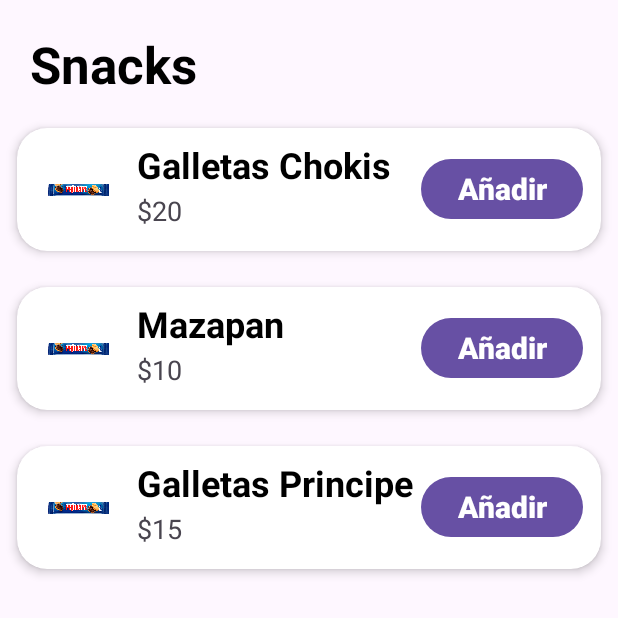
After one commit to Daniel-taco/CafeterITA, an Android app: the Snacks screen opened directly, with no data from a screen before it, on a phone screen of 412 x 824 dp, the top half of it. The commit adds this screen. Run offline under Robolectric (Android 15) with nearby library versions, the light colour scheme and no system bars.

Commit message:
Una lista de Snacks con valores establecidos

```diff
--- a/app/build.gradle.kts
+++ b/app/build.gradle.kts
@@ -39,6 +39,9 @@
     implementation("com.google.firebase:firebase-analytics")
     implementation("com.google.firebase:firebase-auth")
 
+    implementation("androidx.recyclerview:recyclerview:1.3.2")
+    implementation("androidx.cardview:cardview:1.0.0")
+
     testImplementation("junit:junit:4.13.2")
     androidTestImplementation("androidx.test.ext:junit:1.1.5")
     androidTestImplementation("androidx.test.espresso:espresso-core:3.5.1")
--- a/app/src/main/AndroidManifest.xml
+++ b/app/src/main/AndroidManifest.xml
@@ -13,8 +13,11 @@
         android:theme="@style/Theme.CafeterITA"
         tools:targetApi="31">
         <activity
+            android:name=".Snacks"
+            android:exported="false" />
+        <activity
             android:name=".SplashScreen"
-            android:exported="true" >
+            android:exported="true">
             <intent-filter>
                 <action android:name="android.intent.action.MAIN" />
 
@@ -23,8 +26,7 @@
         </activity>
         <activity
             android:name=".Login"
-            android:exported="false">
-        </activity>
+            android:exported="false"></activity>
     </application>
 
 </manifest>
--- /dev/null
+++ b/app/src/main/java/com/example/cafeterita/ListAdapter.java
@@ -0,0 +1,56 @@
+package com.example.cafeterita;
+
+import android.content.Context;
+import android.view.LayoutInflater;
+import android.view.View;
+import android.view.ViewGroup;
+import android.widget.ImageView;
+import android.widget.TextView;
+
+import androidx.recyclerview.widget.RecyclerView;
+
+import java.util.List;
+
+public class ListAdapter extends RecyclerView.Adapter<ListAdapter.ViewHolder>{
+    private List<ListElement> mData;
+    private LayoutInflater mInflater;
+    private Context context;
+    public ListAdapter(List<ListElement> itemList, Context context) {
+        this.mInflater = LayoutInflater.from(context);
+        this.context = context;
+        this.mData = itemList;
+    }
+
+    @Override
+    public int getItemCount() {return mData.size(); }
+
+    @Override
+    public ListAdapter.ViewHolder onCreateViewHolder(ViewGroup parent, int ViewType) {
+        View view = mInflater.inflate(R.layout.list_element, null);
+        return new ListAdapter.ViewHolder(view);
+    }
+
+    @Override
+    public void onBindViewHolder (final ListAdapter.ViewHolder holder, final int position) {
+        holder.bindData(mData.get(position));
+    }
+
+    public void setItems(List<ListElement> items) {mData= items;}
+
+    public class ViewHolder extends RecyclerView.ViewHolder{
+        ImageView iconImage;
+        TextView name, price;
+
+        ViewHolder(View itemView){
+            super(itemView);
+            iconImage = itemView.findViewById(R.id.iconImageView);
+            name = itemView.findViewById(R.id.nameTextView);
+            price = itemView.findViewById(R.id.priceTextView);
+        }
+
+        void bindData(final ListElement item) {
+            name.setText(item.getName());
+            price.setText(item.getPrice());
+        }
+    }
+}
--- /dev/null
+++ b/app/src/main/java/com/example/cafeterita/ListElement.java
@@ -0,0 +1,27 @@
+package com.example.cafeterita;
+
+public class ListElement {
+    public String name;
+    public String price;
+
+    public ListElement(String name, String price) {
+        this.name = name;
+        this.price = price;
+    }
+
+    public String getName() {
+        return name;
+    }
+
+    public void setName(String name) {
+        this.name = name;
+    }
+
+    public String getPrice() {
+        return price;
+    }
+
+    public void setPrice(String price) {
+        this.price = price;
+    }
+}
--- a/app/src/main/java/com/example/cafeterita/Login.java
+++ b/app/src/main/java/com/example/cafeterita/Login.java
@@ -1,6 +1,8 @@
 package com.example.cafeterita;
 
 import androidx.appcompat.app.AppCompatActivity;
+
+import android.content.Intent;
 import android.os.Bundle;
 import android.view.View;
 import android.widget.Button;
@@ -58,6 +60,8 @@
                             Toast.makeText(Login.this, "El usuario ha iniciado sesión con éxito", Toast.LENGTH_SHORT).show();
                             // El usuario ha iniciado sesión con éxito.
                             // Puedes redirigirlo a la siguiente actividad o realizar otras acciones.
+                            Intent intent = new Intent(Login.this, Snacks.class);
+                            startActivity(intent);
                         } else {
                             Toast.makeText(Login.this, "El inicio de sesión ha fallado. " + task.getException().getMessage(), Toast.LENGTH_SHORT).show();
                             // El inicio de sesión ha fallado. Puedes obtener más información con task.getException().
--- /dev/null
+++ b/app/src/main/java/com/example/cafeterita/Snacks.java
@@ -0,0 +1,36 @@
+package com.example.cafeterita;
+
+import androidx.appcompat.app.AppCompatActivity;
+import androidx.recyclerview.widget.LinearLayoutManager;
+import androidx.recyclerview.widget.RecyclerView;
+
+import android.os.Bundle;
+
+import java.util.ArrayList;
+import java.util.List;
+
+public class Snacks extends AppCompatActivity {
+
+    List<ListElement> elements;
+
+    @Override
+    protected void onCreate(Bundle savedInstanceState) {
+        super.onCreate(savedInstanceState);
+        setContentView(R.layout.activity_snacks);
+
+        init();
+    }
+
+    public void init() {
+        elements = new ArrayList<>();
+        elements.add(new ListElement("Galletas Chokis", "$20"));
+        elements.add(new ListElement("Mazapan", "$10"));
+        elements.add(new ListElement("Galletas Principe", "$15"));
+
+        ListAdapter listAdapter = new ListAdapter(elements, this);
+        RecyclerView recyclerView = findViewById(R.id.listRecyclerView);
+        recyclerView.setHasFixedSize(true);
+        recyclerView.setLayoutManager(new LinearLayoutManager(this));
+        recyclerView.setAdapter(listAdapter);
+    }
+}
--- a/app/src/main/res/layout/activity_login.xml
+++ b/app/src/main/res/layout/activity_login.xml
@@ -11,15 +11,16 @@
         android:id="@+id/btn_registro"
         android:layout_width="288dp"
         android:layout_height="wrap_content"
-        android:layout_marginTop="64dp"
-        android:background="#1B3A57"
+        android:layout_marginTop="8dp"
+        android:background="#A71CE3"
         android:text="@string/btnregister"
         android:textColor="@color/white"
-        android:textColorHighlight="#3A78F3"
+        android:textColorHighlight="#0A3DA3"
+        app:backgroundTint="#0E6FBC"
         app:layout_constraintEnd_toEndOf="parent"
-        app:layout_constraintHorizontal_bias="0.495"
+        app:layout_constraintHorizontal_bias="0.487"
         app:layout_constraintStart_toStartOf="parent"
-        app:layout_constraintTop_toBottomOf="@+id/editText_Pass" />
+        app:layout_constraintTop_toBottomOf="@+id/btn_inicio" />
 
     <ImageView
         android:id="@+id/imageView2"
@@ -68,6 +69,7 @@
         android:background="#1A73E8"
         android:text="@string/btnlogin"
         android:textColor="@color/white"
+        app:backgroundTint="#0E6FBC"
         app:layout_constraintEnd_toEndOf="parent"
         app:layout_constraintHorizontal_bias="0.495"
         app:layout_constraintStart_toStartOf="parent"
--- /dev/null
+++ b/app/src/main/res/layout/activity_snacks.xml
@@ -0,0 +1,34 @@
+<?xml version="1.0" encoding="utf-8"?>
+<androidx.constraintlayout.widget.ConstraintLayout xmlns:android="http://schemas.android.com/apk/res/android"
+    xmlns:app="http://schemas.android.com/apk/res-auto"
+    xmlns:tools="http://schemas.android.com/tools"
+    android:layout_width="match_parent"
+    android:layout_height="match_parent"
+    tools:context=".Snacks">
+
+    <TextView
+        android:id="@+id/titleTextView"
+        android:layout_width="wrap_content"
+        android:layout_height="wrap_content"
+        android:layout_marginStart="20dp"
+        android:layout_marginTop="20dp"
+        android:text="Snacks"
+        android:textColor="@color/black"
+        android:textSize="34sp"
+        android:textStyle="bold"
+        app:layout_constraintStart_toStartOf="parent"
+        app:layout_constraintTop_toTopOf="parent" />
+
+    <androidx.recyclerview.widget.RecyclerView
+        android:id="@+id/listRecyclerView"
+        android:layout_width="0dp"
+        android:layout_height="0dp"
+        android:layout_marginStart="1dp"
+        android:layout_marginTop="8dp"
+        android:layout_marginEnd="1dp"
+        android:layout_marginBottom="1dp"
+        app:layout_constraintBottom_toBottomOf="parent"
+        app:layout_constraintEnd_toEndOf="parent"
+        app:layout_constraintStart_toStartOf="parent"
+        app:layout_constraintTop_toBottomOf="@+id/titleTextView" />
+</androidx.constraintlayout.widget.ConstraintLayout>
--- /dev/null
+++ b/app/src/main/res/layout/list_element.xml
@@ -0,0 +1,76 @@
+<?xml version="1.0" encoding="utf-8"?>
+<androidx.cardview.widget.CardView
+    xmlns:android="http://schemas.android.com/apk/res/android"
+    xmlns:app="http://schemas.android.com/apk/res-auto"
+    android:id="@+id/cv"
+    android:layout_width="match_parent"
+    android:layout_height="wrap_content"
+    android:animateLayoutChanges="true"
+    app:cardCornerRadius="20dp"
+    app:cardElevation="4dp"
+    app:cardUseCompatPadding="true">
+
+    <LinearLayout
+        android:layout_width="match_parent"
+        android:layout_height="wrap_content"
+        android:animateLayoutChanges="true"
+        android:orientation="vertical">
+        <RelativeLayout
+            android:layout_width="match_parent"
+            android:layout_height="wrap_content"
+            android:orientation="horizontal"
+            android:padding="6dp">
+            <ImageView
+                android:id="@+id/iconImageView"
+                android:layout_width="70dp"
+                android:layout_height="70dp"
+                android:layout_alignParentStart="true"
+                android:layout_centerVertical="true"
+                android:layout_gravity="center"
+                android:paddingLeft="14dp"
+                android:paddingRight="14dp"
+                app:srcCompat="@mipmap/galletaprincipe"
+                android:layout_alignParentLeft="true"/>
+            <LinearLayout
+                android:id="@+id/LinearLayout"
+                android:layout_width="wrap_content"
+                android:layout_height="wrap_content"
+                android:layout_alignParentTop="true"
+                android:layout_marginStart="4dp"
+                android:layout_marginTop="2dp"
+                android:layout_toEndOf="@+id/iconImageView"
+                android:orientation="vertical"
+                android:layout_marginLeft="4dp"
+                android:layout_toRightOf="@id/iconImageView">
+                <TextView
+                    android:id="@+id/nameTextView"
+                    android:layout_width="match_parent"
+                    android:layout_height="wrap_content"
+                    android:layout_marginBottom="2dp"
+                    android:text="Galletas Principe"
+                    android:textColor="@color/black"
+                    android:textSize="24sp"
+                    android:textStyle="bold"/>
+                <TextView
+                    android:id="@+id/priceTextView"
+                    android:layout_width="match_parent"
+                    android:layout_height="wrap_content"
+                    android:text="$15"
+                    android:textSize="18sp"/>
+            </LinearLayout>
+
+            <Button
+                android:id="@+id/btnMenu"
+                android:layout_width="wrap_content"
+                android:layout_height="wrap_content"
+                android:layout_centerVertical="true"
+                android:layout_marginEnd="6dp"
+                android:layout_marginRight="6dp"
+                android:text="Añadir"
+                android:textSize="20sp"
+                android:textStyle="bold"
+                android:layout_alignParentRight="true"
+                android:layout_alignParentEnd="true"/>
+        </RelativeLayout>
+    </LinearLayout>
+</androidx.cardview.widget.CardView>
```
Also changed, not shown: app/src/main/res/mipmap-hdpi/galletaprincipe.png (added).
